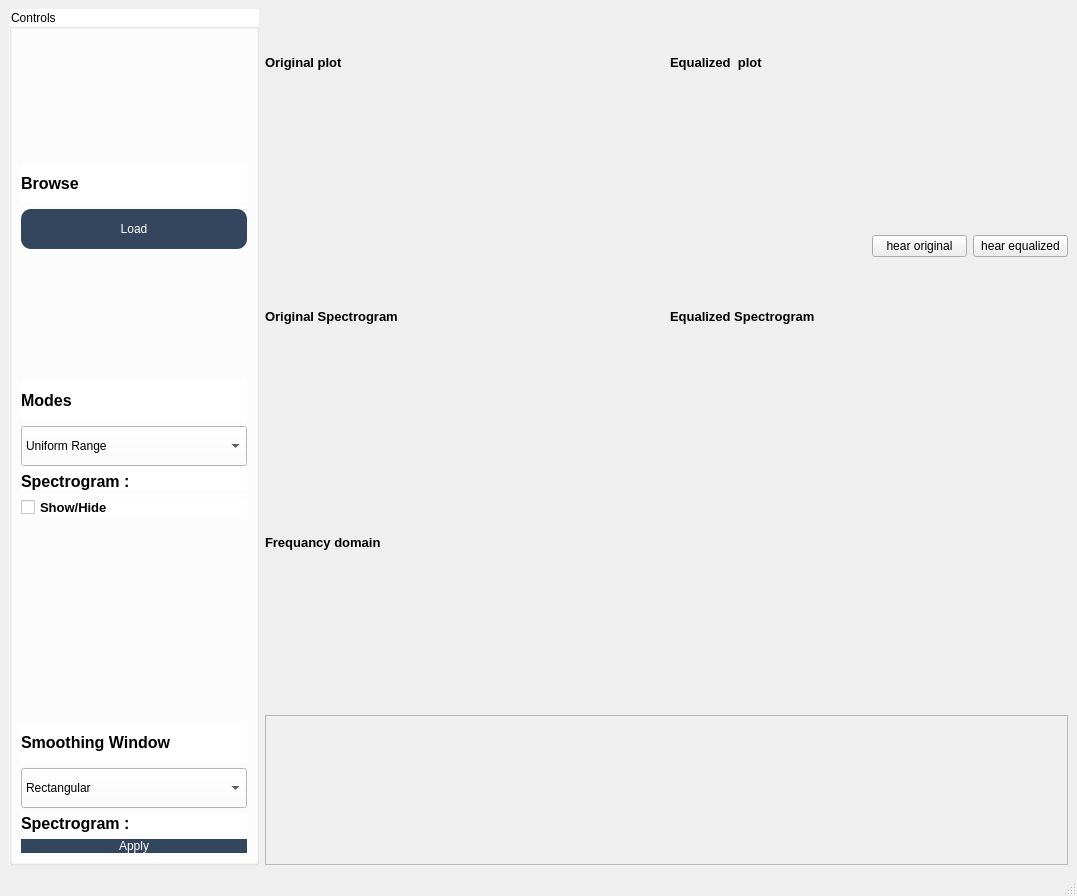
Before: the Qt Designer form task3.ui in malaknasser812/SBME_DSP_Signal-Equalizer, drawn with Qt 5.
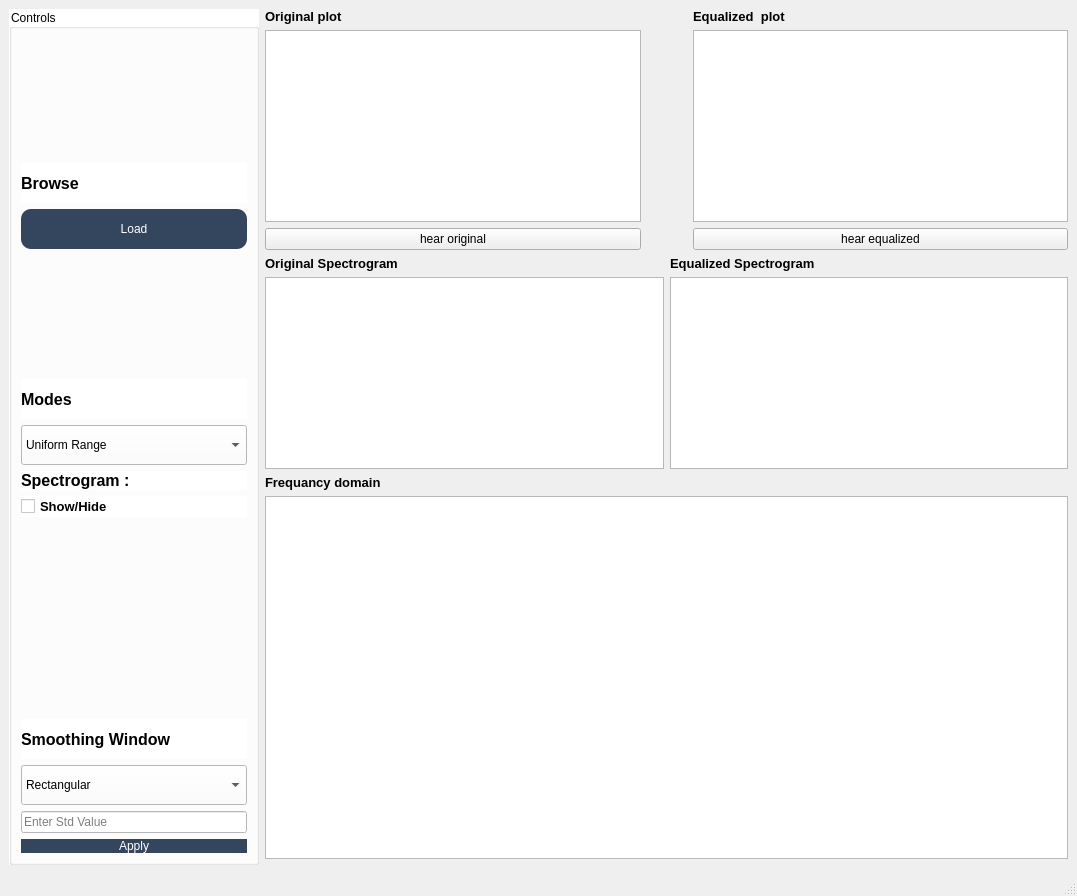
After: the same form once the commit is applied. Icons and pictures are not drawn. Custom widgets are drawn as their Qt base class.

Commit message: new ui without any styling

The edit to the form file:
```diff
--- a/task3.ui
+++ b/task3.ui
@@ -17,10 +17,10 @@
    <property name="styleSheet">
     <string notr="true"/>
    </property>
+   <layout class="QGridLayout" name="gridLayout_7">
+    <item row="0" column="0">
    <layout class="QGridLayout" name="gridLayout_6">
     <item row="0" column="0">
-     <layout class="QGridLayout" name="gridLayout_5">
-      <item row="0" column="0">
        <widget class="QGroupBox" name="groupBox">
         <property name="minimumSize">
          <size>
@@ -137,17 +137,10 @@
              </item>
             </layout>
            </item>
-           <item row="5" column="0">
-            <widget class="QLabel" name="label_9">
-             <property name="font">
-              <font>
-               <pointsize>12</pointsize>
-               <weight>75</weight>
-               <bold>true</bold>
-              </font>
-             </property>
-             <property name="text">
-              <string>Spectrogram :</string>
+           <item row="3" column="0">
+            <widget class="QLineEdit" name="lineEdit_2">
+             <property name="placeholderText">
+              <string>Enter Std Value</string>
              </property>
             </widget>
            </item>
@@ -362,10 +355,16 @@
        </widget>
       </item>
       <item row="0" column="1">
+       <layout class="QGridLayout" name="gridLayout_5">
+        <item row="0" column="0">
        <layout class="QGridLayout" name="gridLayout_4">
         <item row="0" column="0">
          <layout class="QGridLayout" name="gridLayout">
-          <item row="0" column="0">
+            <item row="0" column="0" colspan="2">
+             <layout class="QHBoxLayout" name="horizontalLayout">
+              <item>
+               <layout class="QVBoxLayout" name="verticalLayout_9">
+                <item>
            <layout class="QVBoxLayout" name="verticalLayout">
             <item>
              <widget class="QLabel" name="label">
@@ -382,33 +381,21 @@
              </widget>
             </item>
             <item>
-             <widget class="PlotWidget" name="original_graph" native="true"/>
+                   <widget class="QGraphicsView" name="original_graph"/>
             </item>
            </layout>
           </item>
-          <item row="0" column="1">
-           <layout class="QVBoxLayout" name="verticalLayout_2">
             <item>
-             <widget class="QLabel" name="label_2">
-              <property name="font">
-               <font>
-                <pointsize>10</pointsize>
-                <weight>75</weight>
-                <bold>true</bold>
-               </font>
-              </property>
+                 <widget class="QPushButton" name="hear_orig_btn">
               <property name="text">
-               <string>Equalized  plot </string>
+                   <string>hear original</string>
               </property>
              </widget>
             </item>
-            <item>
-             <widget class="PlotWidget" name="equalized_graph" native="true"/>
-            </item>
-           </layout>
-          </item>
-          <item row="1" column="0" colspan="2">
-           <layout class="QHBoxLayout" name="horizontalLayout">
+               </layout>
+              </item>
+              <item>
+               <layout class="QVBoxLayout" name="verticalLayout_11">
             <item>
              <widget class="QPushButton" name="play_pause_btn">
               <property name="text">
@@ -437,48 +424,6 @@
               </property>
              </widget>
             </item>
-            <item>
-             <widget class="QPushButton" name="zoom_in_btn">
-              <property name="text">
-               <string/>
-              </property>
-              <property name="icon">
-               <iconset>
-                <normaloff>imgs/zoom-in.png</normaloff>imgs/zoom-in.png</iconset>
-              </property>
-              <property name="flat">
-               <bool>true</bool>
-              </property>
-             </widget>
-            </item>
-            <item>
-             <widget class="QPushButton" name="zoom_out_btn">
-              <property name="text">
-               <string/>
-              </property>
-              <property name="icon">
-               <iconset>
-                <normaloff>imgs/zoom-out.png</normaloff>imgs/zoom-out.png</iconset>
-              </property>
-              <property name="flat">
-               <bool>true</bool>
-              </property>
-             </widget>
-            </item>
-            <item>
-             <widget class="QPushButton" name="speed_up_btn">
-              <property name="text">
-               <string/>
-              </property>
-              <property name="icon">
-               <iconset>
-                <normaloff>imgs/speed up.png</normaloff>imgs/speed up.png</iconset>
-              </property>
-              <property name="flat">
-               <bool>true</bool>
-              </property>
-             </widget>
-            </item>
             <item>
              <widget class="QPushButton" name="speed_down_btn">
               <property name="text">
@@ -494,11 +439,71 @@
              </widget>
             </item>
             <item>
-             <widget class="QPushButton" name="hear_orig_btn">
+                 <widget class="QPushButton" name="speed_up_btn">
               <property name="text">
-               <string>hear original</string>
-              </property>
-             </widget>
+                   <string/>
+                  </property>
+                  <property name="icon">
+                   <iconset>
+                    <normaloff>imgs/speed up.png</normaloff>imgs/speed up.png</iconset>
+                  </property>
+                  <property name="flat">
+                   <bool>true</bool>
+                  </property>
+                 </widget>
+                </item>
+                <item>
+                 <widget class="QPushButton" name="zoom_out_btn">
+                  <property name="text">
+                   <string/>
+                  </property>
+                  <property name="icon">
+                   <iconset>
+                    <normaloff>imgs/zoom-out.png</normaloff>imgs/zoom-out.png</iconset>
+                  </property>
+                  <property name="flat">
+                   <bool>true</bool>
+                  </property>
+                 </widget>
+                </item>
+                <item>
+                 <widget class="QPushButton" name="zoom_in_btn">
+                  <property name="text">
+                   <string/>
+                  </property>
+                  <property name="icon">
+                   <iconset>
+                    <normaloff>imgs/zoom-in.png</normaloff>imgs/zoom-in.png</iconset>
+                  </property>
+                  <property name="flat">
+                   <bool>true</bool>
+                  </property>
+                 </widget>
+                </item>
+               </layout>
+              </item>
+              <item>
+               <layout class="QVBoxLayout" name="verticalLayout_10">
+                <item>
+                 <layout class="QVBoxLayout" name="verticalLayout_2">
+                  <item>
+                   <widget class="QLabel" name="label_2">
+                    <property name="font">
+                     <font>
+                      <pointsize>10</pointsize>
+                      <weight>75</weight>
+                      <bold>true</bold>
+                     </font>
+                    </property>
+                    <property name="text">
+                     <string>Equalized  plot </string>
+                    </property>
+                   </widget>
+                  </item>
+                  <item>
+                   <widget class="QGraphicsView" name="equalized_graph"/>
+                  </item>
+                 </layout>
             </item>
             <item>
              <widget class="QPushButton" name="hear_eq_btn">
@@ -509,11 +514,11 @@
             </item>
            </layout>
           </item>
-          <item row="2" column="0">
+             </layout>
+            </item>
+            <item row="1" column="0">
            <layout class="QVBoxLayout" name="verticalLayout_3">
             <item>
-             <layout class="QHBoxLayout" name="horizontalLayout_3">
-              <item>
                <widget class="QLabel" name="label_3">
                 <property name="font">
                  <font>
@@ -527,18 +532,14 @@
                 </property>
                </widget>
               </item>
-             </layout>
-            </item>
             <item>
-             <widget class="PlotWidget" name="spectrogram_before" native="true"/>
+               <widget class="QGraphicsView" name="spectrogram_before"/>
             </item>
            </layout>
           </item>
-          <item row="2" column="1">
+            <item row="1" column="1">
            <layout class="QVBoxLayout" name="verticalLayout_4">
             <item>
-             <layout class="QHBoxLayout" name="horizontalLayout_4">
-              <item>
                <widget class="QLabel" name="label_4">
                 <property name="font">
                  <font>
@@ -552,14 +553,14 @@
                 </property>
                </widget>
               </item>
-             </layout>
-            </item>
             <item>
-             <widget class="PlotWidget" name="spectrogram_after" native="true"/>
+               <widget class="QGraphicsView" name="spectrogram_after"/>
             </item>
            </layout>
           </item>
-          <item row="3" column="0" colspan="2">
+           </layout>
+          </item>
+          <item row="1" column="0">
            <layout class="QVBoxLayout" name="verticalLayout_8">
             <item>
              <widget class="QLabel" name="label_8">
@@ -576,7 +577,7 @@
              </widget>
             </item>
             <item>
-             <widget class="PlotWidget" name="frequancy_graph" native="true"/>
+             <widget class="QGraphicsView" name="frequancy_graph"/>
             </item>
            </layout>
           </item>
@@ -622,14 +623,6 @@
   </widget>
   <widget class="QStatusBar" name="statusbar"/>
  </widget>
- <customwidgets>
-  <customwidget>
-   <class>PlotWidget</class>
-   <extends>QWidget</extends>
-   <header>pyqtgraph</header>
-   <container>1</container>
-  </customwidget>
- </customwidgets>
  <resources/>
  <connections>
   <connection>
```
Lines whose indentation alone changed are shown as unchanged.
